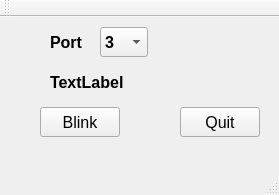
First picture: the form in wiringPi/qt4/BlinkPort/mainwindow.ui, repository lizard20/raspberryPi3, before the edit.
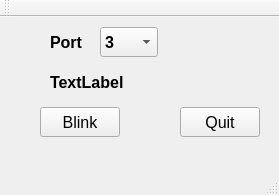
Second picture: the form after the edit.

Diff of the .ui file:
```diff
--- a/wiringPi/qt4/BlinkPort/mainwindow.ui
+++ b/wiringPi/qt4/BlinkPort/mainwindow.ui
@@ -19,7 +19,7 @@
      <rect>
       <x>100</x>
       <y>10</y>
-      <width>48</width>
+      <width>58</width>
       <height>30</height>
      </rect>
     </property>
```
